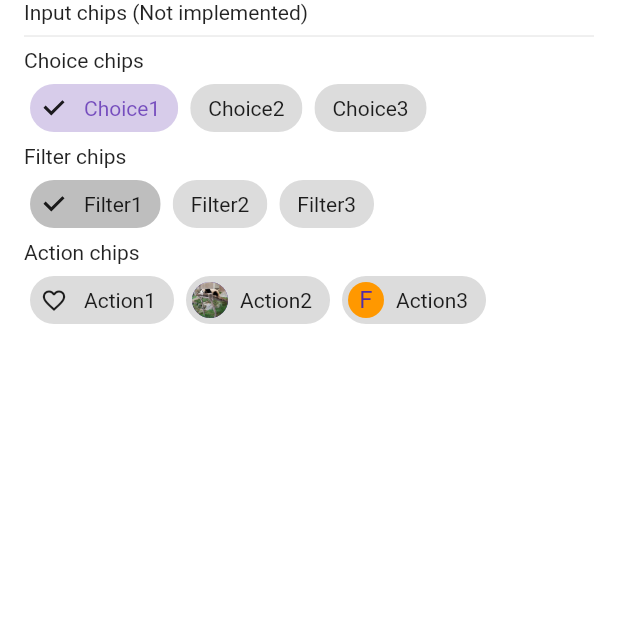
After one commit to organic-nailer/flutter_fast_ui_white, a Flutter app: the ChipsPage screen opened directly, on a phone screen of 412 x 824 dp, the top half of it. The commit adds this screen. Run offline on Flutter 3.47's test engine with Material 2 defaults, Android fonts, the light colour scheme and no system bars.

Commit message:
add chips

```diff
--- a/lib/main.dart
+++ b/lib/main.dart
@@ -4,6 +4,7 @@ import 'package:flutter_fast_ui_white/pages/app_bar_top_page.dart';
 import 'package:flutter_fast_ui_white/pages/bottom_navigation_page.dart';
 import 'package:flutter_fast_ui_white/pages/button_page.dart';
 import 'package:flutter_fast_ui_white/pages/card_page.dart';
+import 'package:flutter_fast_ui_white/pages/chips_page.dart';
 import 'package:flutter_fast_ui_white/pages/inputs_except_text_page.dart';
 import 'package:intl/date_symbol_data_local.dart';
 
@@ -41,14 +42,15 @@ class MyApp extends StatelessWidget {
   final Color borderGrey = const Color(0xFFC8C8C8);
 
   Color resolveAccentToggleColor(Set<MaterialState> states) {
-    if(states.contains(MaterialState.disabled)) return disabledBlack;
-    if(states.contains(MaterialState.selected)) return accentColor;
+    if (states.contains(MaterialState.disabled)) return disabledBlack;
+    if (states.contains(MaterialState.selected)) return accentColor;
     return inactiveBlack;
   }
 
   @override
   Widget build(BuildContext context) {
-    final accentIsDark = ThemeData.estimateBrightnessForColor(accentColor) == Brightness.dark;
+    final accentIsDark =
+        ThemeData.estimateBrightnessForColor(accentColor) == Brightness.dark;
     final typography = Typography.material2018(platform: defaultTargetPlatform);
     final accentTextTheme = accentIsDark ? typography.white : typography.black;
     return MaterialApp(
@@ -61,33 +63,26 @@ class MyApp extends StatelessWidget {
               backgroundColor: materialWhite,
               backwardsCompatibility: false,
               elevation: 0,
-          iconTheme: IconThemeData(
-            color: typography.black.headline5!.color
-          ),
-          titleTextStyle: typography.black.headline6
-        ),
+              iconTheme:
+                  IconThemeData(color: typography.black.headline5!.color),
+              titleTextStyle: typography.black.headline6),
           bottomNavigationBarTheme: BottomNavigationBarThemeData(
               selectedItemColor: activeBlack,
-          unselectedItemColor: inactiveBlack
-        ),
+              unselectedItemColor: inactiveBlack),
           // buttonTheme は現在使われていないのでボタンごとに指定
           elevatedButtonTheme: ElevatedButtonThemeData(
               style: ElevatedButton.styleFrom(
-            elevation: 0,
-            shadowColor: Colors.transparent
-          )
-        ),
+                  elevation: 0, shadowColor: Colors.transparent)),
           cardTheme: CardTheme(
               elevation: 0,
               shape: RoundedRectangleBorder(
-            side: BorderSide(
-              color: borderGrey,
-              width: 1
-            ),
-            borderRadius: BorderRadius.circular(8)
-          )
-        ),
-      ),
+                  side: BorderSide(color: borderGrey, width: 1),
+                  borderRadius: BorderRadius.circular(8))),
+          chipTheme: ChipThemeData.fromDefaults(
+                  secondaryColor: accentColor,
+                  brightness: Brightness.light,
+                  labelStyle: typography.black.bodyText1!)
+              .copyWith(elevation: 0, pressElevation: 0)),
       home: SampleListPage(),
     );
   }
@@ -99,14 +94,18 @@ class SampleListPage extends StatelessWidget {
   @override
   Widget build(BuildContext context) {
     return Scaffold(
-      appBar: AppBar(title: Text("MaterialFastUI White"), elevation: 4,),
+      appBar: AppBar(
+        title: Text("MaterialFastUI White"),
+        elevation: 4,
+      ),
       body: ListView.builder(
         itemCount: sampleList.length,
         itemBuilder: (context, index) {
           final data = sampleList[index];
           return InkWell(
             onTap: () {
-              Navigator.of(context).push(MaterialPageRoute(builder: data.builder));
+              Navigator.of(context)
+                  .push(MaterialPageRoute(builder: data.builder));
             },
             child: ListTile(
               title: Text(data.name),
@@ -123,6 +122,7 @@ class SampleListPage extends StatelessWidget {
     SampleData("Button", (_) => ButtonPage()),
     SampleData("CardPage", (_) => CardPage()),
     SampleData("Inputs(Text除く)", (_) => InputsExceptTextPage()),
+    SampleData("Chips", (_) => ChipsPage()),
   ];
 }
 
--- /dev/null
+++ b/lib/pages/chips_page.dart
@@ -0,0 +1,115 @@
+import 'package:flutter/material.dart';
+
+class ChipsPage extends StatefulWidget {
+  const ChipsPage({Key? key}) : super(key: key);
+
+  @override
+  _ChipsPageState createState() => _ChipsPageState();
+}
+
+class _ChipsPageState extends State<ChipsPage> {
+  final _choiceChips = [
+    ChoiceChipData("Choice1", true),
+    ChoiceChipData("Choice2", false),
+    ChoiceChipData("Choice3", false),
+  ];
+  final _filterChips = [
+    FilterChipData("Filter1", true),
+    FilterChipData("Filter2", false),
+    FilterChipData("Filter3", false),
+  ];
+  final _actionChips = [
+    ActionChipData(Icon(Icons.favorite_outline), "Action1"),
+    ActionChipData(
+        CircleAvatar(
+          backgroundImage: AssetImage("assets/panda.jpg"),
+        ),
+        "Action2"),
+    ActionChipData(
+        CircleAvatar(
+          backgroundColor: Colors.orange,
+          child: Text("F"),
+        ),
+        "Action3"),
+  ];
+  @override
+  Widget build(BuildContext context) {
+    return Scaffold(
+      body: SafeArea(
+        child: Padding(
+          padding: const EdgeInsets.symmetric(horizontal: 16),
+          child: Column(
+            crossAxisAlignment: CrossAxisAlignment.start,
+            children: [
+              Text("Input chips (Not implemented)"),
+              Wrap(),
+              Divider(),
+              Text("Choice chips"),
+              Wrap(
+                  children: _choiceChips
+                      .map((e) => Padding(
+                            padding: const EdgeInsets.symmetric(horizontal: 4),
+                            child: ChoiceChip(
+                              label: Text(e.label),
+                              selected: e.selected,
+                              onSelected: (value) {
+                                setState(() {
+                                  e.selected = value;
+                                });
+                              },
+                            ),
+                          ))
+                      .toList()),
+              Text("Filter chips"),
+              Wrap(
+                  children: _filterChips
+                      .map((e) => Padding(
+                            padding: const EdgeInsets.symmetric(horizontal: 4),
+                            child: FilterChip(
+                              label: Text(e.label),
+                              selected: e.selected,
+                              onSelected: (value) {
+                                setState(() {
+                                  e.selected = value;
+                                });
+                              },
+                            ),
+                          ))
+                      .toList()),
+              Text("Action chips"),
+              Wrap(
+                  children: _actionChips
+                      .map((e) => Padding(
+                            padding: const EdgeInsets.symmetric(horizontal: 4),
+                            child: ActionChip(
+                              avatar: e.avatar,
+                              label: Text(e.label),
+                              onPressed: () {},
+                            ),
+                          ))
+                      .toList()),
+            ],
+          ),
+        ),
+      ),
+    );
+  }
+}
+
+class ChoiceChipData {
+  final String label;
+  bool selected;
+  ChoiceChipData(this.label, this.selected);
+}
+
+class FilterChipData {
+  final String label;
+  bool selected;
+  FilterChipData(this.label, this.selected);
+}
+
+class ActionChipData {
+  final Widget avatar;
+  final String label;
+  ActionChipData(this.avatar, this.label);
+}
```
Lines whose indentation alone changed are shown as unchanged.
